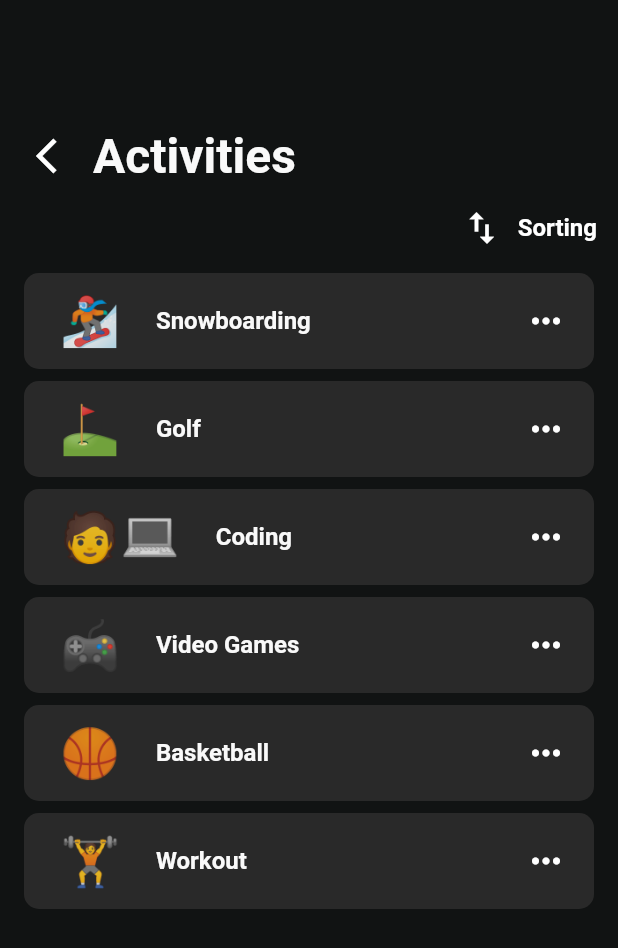
After one commit to jacehalvorson/name_tbd, a Flutter app: the screen it shows after launch, after a tap on "Activities Page", on a phone screen of 412 x 824 dp. The commit adds this screen. Shown: the top 948 px of the screen. Run offline on Flutter 3.47's test engine with Material 2 defaults, Android fonts, the phone set to English and light mode, and no system bars; generated files the repository leaves out were written again; Roboto replaces fonts that are missing (Montserrat).

Commit message:
Added majority of activities page

```diff
--- a/lib/src/sample_feature/activites.dart
+++ /dev/null
@@ -1 +0,0 @@
-import 'package:flutter/material.dart';
--- /dev/null
+++ b/lib/src/sample_feature/activities.dart
@@ -0,0 +1,112 @@
+import 'package:flutter/material.dart';
+import 'package:refresh/src/theme.dart';
+import 'activity_tile.dart';
+
+class ActivitiesPage extends StatefulWidget {
+  const ActivitiesPage({Key? key});
+
+  @override
+  State<ActivitiesPage> createState() => _ActivitiesPageState();
+}
+
+class _ActivitiesPageState extends State<ActivitiesPage> {
+  final List<String> emojis = ["🏂", "⛳️", "🧑‍💻", "🎮", "🏀", "🏋️"];
+  final List<String> names = [
+    "Snowboarding",
+    "Golf",
+    "Coding",
+    "Video Games",
+    "Basketball",
+    "Workout"
+  ];
+
+  @override
+  Widget build(BuildContext context) {
+    return Scaffold(
+      backgroundColor: ThemeColor.background,
+      body: Stack(
+        children: [
+          Center(
+            child: Padding(
+              padding: EdgeInsets.only(top: 80, left: 14, right: 14),
+              child: Column(
+                //mainAxisAlignment: MainAxisAlignment.center, // Center vertically
+                children: [
+                  Row(
+                    children: [
+                      IconButton(
+                        icon: Icon(Icons.arrow_back_ios),
+                        iconSize: 28,
+                        color: ThemeColor.text,
+                        onPressed: () {
+                          Navigator.pop(context);
+                        },
+                      ),
+                      Text(
+                        'Activities',
+                        style: TextStyle(
+                          color: Color(0xFFF9F9F9),
+                          fontSize: 32,
+                          fontFamily: 'Montserrat',
+                          fontWeight: FontWeight.w600,
+                          height: 0,
+                        ),
+                      ),
+                    ],
+                  ),
+                  Row(
+                    mainAxisAlignment:
+                        MainAxisAlignment.end, // Align children to the right
+                    children: [
+                      IconButton(
+                        icon: Icon(Icons.swap_vert),
+                        iconSize: 28,
+                        color: ThemeColor.text,
+                        onPressed: () {
+                          // Implement sorting logic here
+                        },
+                      ),
+                      SizedBox(
+                        width: 0,
+                      ),
+                      Text(
+                        'Sorting',
+                        style: TextStyle(
+                          color: Colors.white,
+                          fontSize: 16,
+                          fontFamily: 'Montserrat',
+                          fontWeight: FontWeight.w600,
+                          height: 0,
+                        ),
+                      ),
+                    ],
+                  ),
+                  Expanded(
+                    child: Container(
+                      decoration: BoxDecoration(
+                        border: Border.all(
+                            color: Colors.transparent,
+                            width: 2), // Yellow border around the ListView
+                      ),
+                      child: ListView.builder(
+                        padding:
+                            EdgeInsets.only(top: 0), // Set top padding to 0
+                        itemCount: names.length,
+                        itemBuilder: (BuildContext context, int index) {
+                          return ActivityTile(
+                            emoji: emojis[index],
+                            name: names[index],
+                          );
+                        },
+                      ),
+                    ),
+                  ),
+                ],
+              ),
+            ),
+          ),
+        ],
+      ),
+    );
+  }
+}
--- /dev/null
+++ b/lib/src/sample_feature/activity_tile.dart
@@ -0,0 +1,67 @@
+import 'package:flutter/material.dart';
+import '../theme.dart';
+
+class ActivityTile extends StatelessWidget {
+  final String emoji;
+  final String name;
+
+  ActivityTile({
+    required this.emoji,
+    required this.name,
+  });
+
+  @override
+  Widget build(BuildContext context) {
+    return Padding(
+      padding: EdgeInsets.symmetric(vertical: 4),
+      child: Container(
+        height: 64, // Set the desired height
+        decoration: BoxDecoration(
+          color: ThemeColor.darkGray,
+          borderRadius: BorderRadius.circular(10),
+        ),
+        child: Align(
+          alignment: Alignment.centerLeft, // Vertically center content
+          child: ListTile(
+            contentPadding: EdgeInsets.zero,
+            title: Row(
+              children: [
+                Padding(
+                  padding: const EdgeInsets.symmetric(horizontal: 24),
+                  child: Text(
+                    emoji,
+                    style: TextStyle(fontSize: 32),
+                  ),
+                ),
+                Expanded(
+                  child: Text(
+                    name,
+                    textAlign: TextAlign.left,
+                    style: TextStyle(
+                      color: Color(0xFFF9F9F9),
+                      fontSize: 16,
+                      fontFamily: 'Montserrat',
+                      fontWeight: FontWeight.w600,
+                      height: 0,
+                    ),
+                  ),
+                ),
+                Padding(
+                  padding: const EdgeInsets.symmetric(horizontal: 8.0),
+                  child: IconButton(
+                    icon: Icon(Icons.more_horiz),
+                    iconSize: 28,
+                    color: ThemeColor.text,
+                    onPressed: () {
+                      // Implement sorting logic here
+                    },
+                  ),
+                ),
+              ],
+            ),
+          ),
+        ),
+      ),
+    );
+  }
+}
--- a/lib/src/sample_feature/sample_item_list_view.dart
+++ b/lib/src/sample_feature/sample_item_list_view.dart
@@ -3,6 +3,7 @@ import 'package:flutter/material.dart';
 import '../settings/settings_view.dart';
 import 'sample_item.dart';
 import 'refresh.dart';
+import 'activities.dart';
 
 /// Displays a list of SampleItems.
 class SampleItemListView extends StatelessWidget {
@@ -39,10 +40,10 @@ class SampleItemListView extends StatelessWidget {
       // In contrast to the default ListView constructor, which requires
       // building all Widgets up front, the ListView.builder constructor lazily
       // builds Widgets as they’re scrolled into view.
-      body: ListView.builder(
-        // Providing a restorationId allows the ListView to restore the
-        // scroll position when a user leaves and returns to the app after it
-        // has been killed while running in the background.
+      body: Column(
+        children: [
+          Expanded(
+            child: ListView.builder(
               restorationId: 'sampleItemListView',
               itemCount: items.length,
               itemBuilder: (BuildContext context, int index) {
@@ -51,19 +52,28 @@ class SampleItemListView extends StatelessWidget {
                 return ListTile(
                   title: Text('SampleItem ${item.id}'),
                   leading: const CircleAvatar(
-                // Display the Flutter Logo image asset.
-                foregroundImage: AssetImage('assets/images/flutter_logo.png'),
+                    foregroundImage:
+                        AssetImage('assets/images/flutter_logo.png'),
                   ),
                   onTap: () {
-                // Navigate to the details page. If the user leaves and returns to
-                // the app after it has been killed while running in the
-                // background, the navigation stack is restored.
-                Navigator.restorablePushNamed(
+                    Navigator.restorablePushNamed(context, MainPage.routeName);
+                  },
+                );
+              },
+            ),
+          ),
+          SizedBox(
+            child: ElevatedButton(
+              onPressed: () {
+                Navigator.push(
                   context,
-                  MainPage.routeName,
+                  MaterialPageRoute(builder: (context) => ActivitiesPage()),
                 );
-              });
               },
+              child: Text('Activities Page'),
+            ),
+          ),
+        ],
       ),
     );
   }
```
Lines whose indentation alone changed are shown as unchanged.
